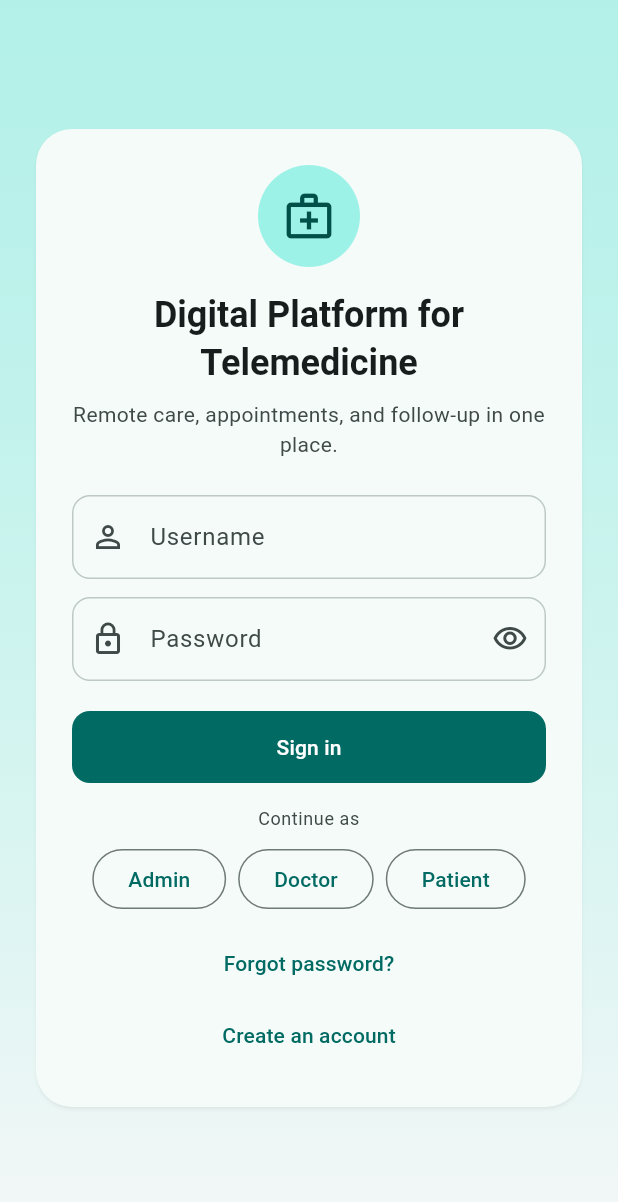
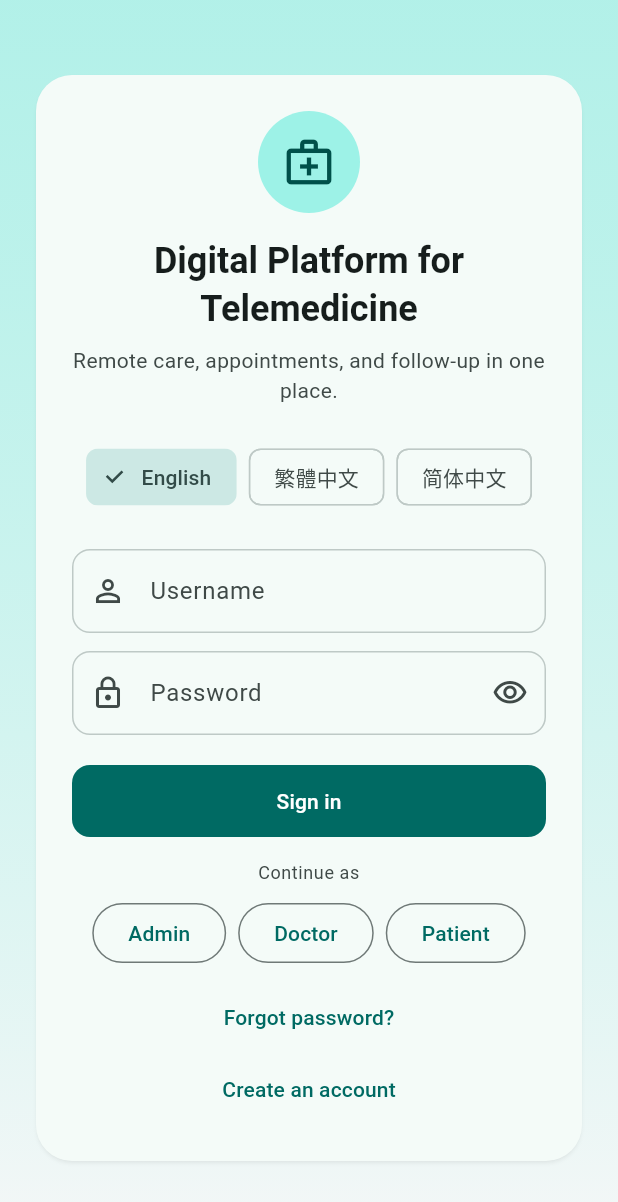
Before and after one commit to Horse630/Digital-Platform-for-Telemedicine, a Flutter app: the screen it shows after launch, on a phone screen of 412 x 824 dp. Shown: the top 1202 px of the screen. Run offline on Flutter 3.47's test engine with Material 3 defaults, Android fonts, the phone set to English and light mode, and no system bars; our stand-ins replace flutter_map, latlong2, pdf, shared_preferences; missing offline and left inert: file_selector; accounts and stored records are empty.

Commit message:
Implement a language choice on the sign-in screen

```diff
--- a/lib/screens/login_screen.dart
+++ b/lib/screens/login_screen.dart
@@ -1,5 +1,6 @@
 import 'package:flutter/material.dart';
 
+import '../language/language_settings.dart';
 import '../language/ui_text.dart';
 import '../services/auth_service.dart';
 import 'sign_up_screen.dart';
@@ -176,6 +177,8 @@ class _LoginScreenState extends State<LoginScreen> {
                                       ),
                                 ),
                                 const SizedBox(height: 24),
+                                const _LoginLanguagePicker(),
+                                const SizedBox(height: 24),
                                 TextFormField(
                                   key: const Key('usernameField'),
                                   controller: _username,
@@ -345,6 +348,45 @@ class _LoginScreenState extends State<LoginScreen> {
   }
 }
 
+class _LoginLanguagePicker extends StatelessWidget {
+  const _LoginLanguagePicker();
+
+  @override
+  Widget build(BuildContext context) {
+    final language = LanguageScope.of(context);
+    final code = LanguageSettings.codeFor(language.locale);
+    return Wrap(
+      key: const Key('loginLanguagePicker'),
+      alignment: WrapAlignment.center,
+      spacing: 8,
+      runSpacing: 8,
+      children: [
+        ChoiceChip(
+          label: const Text('English'),
+          selected: code == 'en',
+          onSelected: (_) => language.setLocale(
+            LanguageSettings.localeFromCode('en'),
+          ),
+        ),
+        ChoiceChip(
+          label: const Text('繁體中文'),
+          selected: code == 'zh_Hant',
+          onSelected: (_) => language.setLocale(
+            LanguageSettings.localeFromCode('zh_Hant'),
+          ),
+        ),
+        ChoiceChip(
+          label: const Text('简体中文'),
+          selected: code == 'zh_Hans',
+          onSelected: (_) => language.setLocale(
+            LanguageSettings.localeFromCode('zh_Hans'),
+          ),
+        ),
+      ],
+    );
+  }
+}
+
 class _LoginMark extends StatelessWidget {
   const _LoginMark();
 
```
Also changed, not shown: 3 other files.
